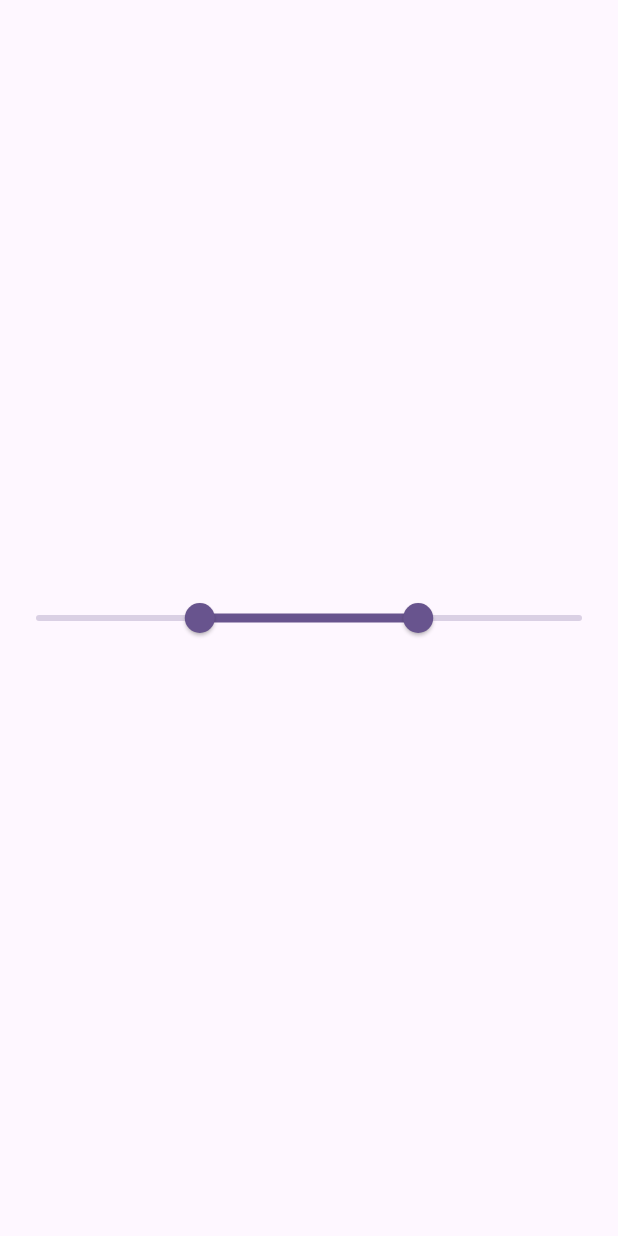
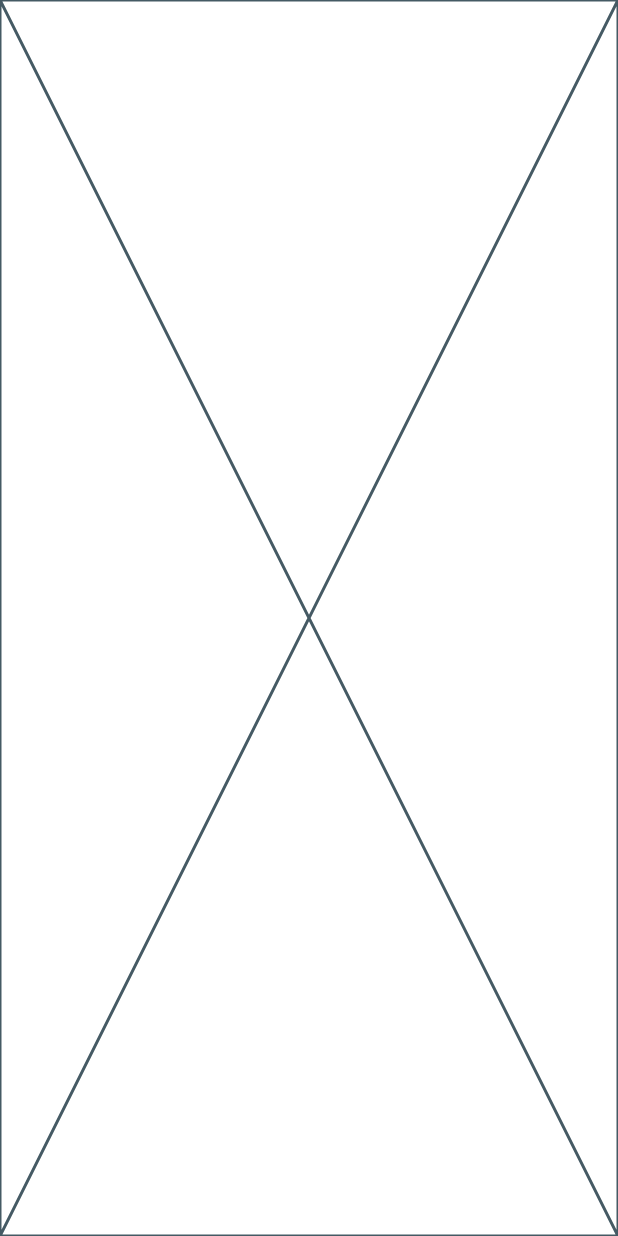
Before and after one commit to atik-sabuj/widgets_app, a Flutter app: the screen it shows after launch, on a phone screen of 412 x 824 dp. Run offline on Flutter 3.47's test engine with Material 3 defaults, Android fonts, the phone set to English and light mode, and no system bars; our stand-ins replace connectivity_plus, country_picker, flutter_image_compress, image_picker, shared_preferences, syncfusion_flutter_sliders.

```diff
--- a/lib/main.dart
+++ b/lib/main.dart
@@ -1,5 +1,6 @@
 import 'package:flutter/material.dart';
 import 'package:widgets_app/widgets/normal/custom_slider.dart';
+import 'package:widgets_app/widgets/normal/draggable_widget.dart';
 import 'widgets/animation/animated_list_view_builder_widget.dart';
 import 'widgets/normal/custom_height_picker_widget.dart';
 import 'widgets/image_related//image_compressor_widget.dart';
@@ -51,7 +52,8 @@ class MyApp extends StatelessWidget {
       //home:  ImageCompressorWidget(),
       //home:  InteractiveViewerWidget(),
       //home: CustomHeightPicker(),
-      home: NewSlide(),
+      //home: NewSlide(),
+      home: DraggableWidget(),
 
 
 
--- a/lib/widgets/normal/custom_slider.dart
+++ b/lib/widgets/normal/custom_slider.dart
@@ -1,4 +1,4 @@
-//import 'dart:math';
+import 'dart:math';
 
 import 'package:flutter/material.dart';
 import 'package:syncfusion_flutter_sliders/sliders.dart';
--- /dev/null
+++ b/lib/widgets/normal/draggable_widget.dart
@@ -0,0 +1,15 @@
+import 'package:flutter/material.dart';
+
+class DraggableWidget extends StatefulWidget {
+  const DraggableWidget({super.key});
+
+  @override
+  State<DraggableWidget> createState() => _DraggableWidgetState();
+}
+
+class _DraggableWidgetState extends State<DraggableWidget> {
+  @override
+  Widget build(BuildContext context) {
+    return const Placeholder();
+  }
+}
```
